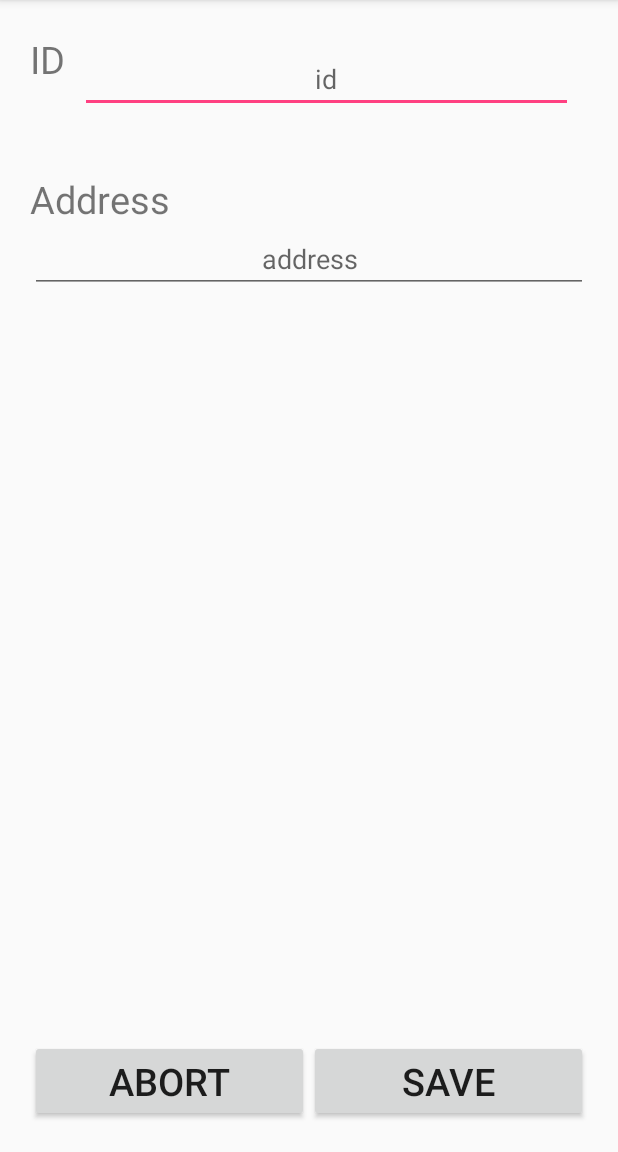
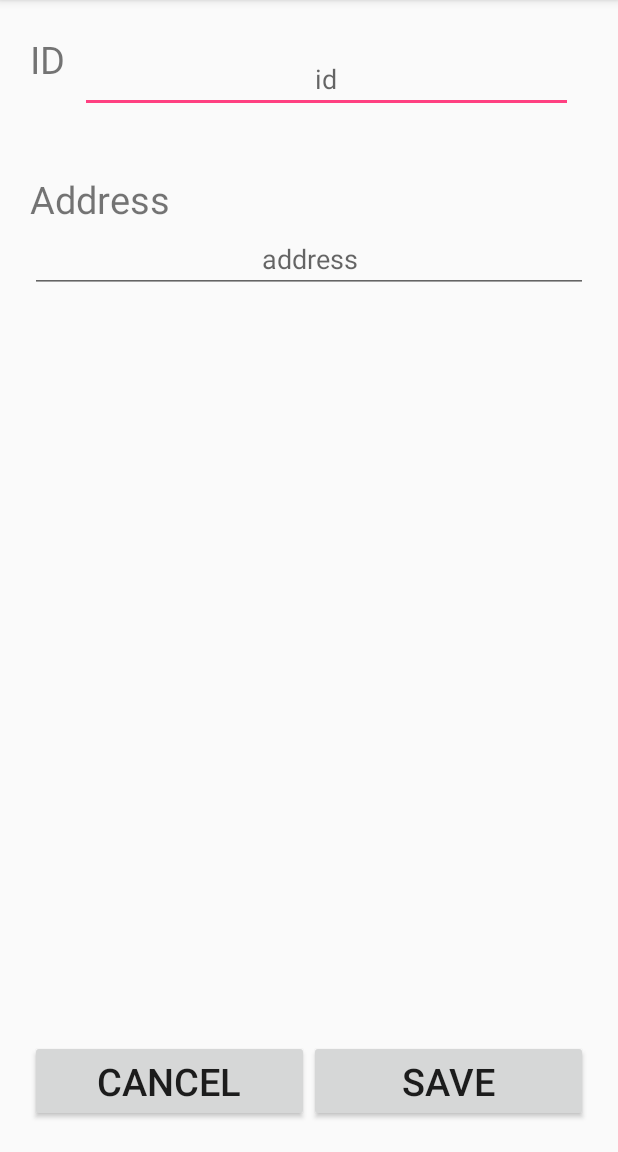
Before and after one commit to arezookaramooz/fireAlarm, an Android app: the screen it shows after launch (CreatAddressActivity), after a tap on "ADD ADDRESS", on a phone screen of 412 x 824 dp, the part 84-1236 px from its top. Run offline under Robolectric (Android 15) with nearby library versions, the phone set to English and light mode, and no system bars.

Commit message:
changed abort to cancel

```diff
--- a/app/src/main/res/layout/activity_creat_address.xml
+++ b/app/src/main/res/layout/activity_creat_address.xml
@@ -58,7 +58,7 @@
                 android:layout_width="0dp"
                 android:layout_height="wrap_content"
                 android:layout_weight="100"
-                android:text="abort"
+                android:text="cancel"
                 android:textSize="25sp" />
 
             <Button
```
